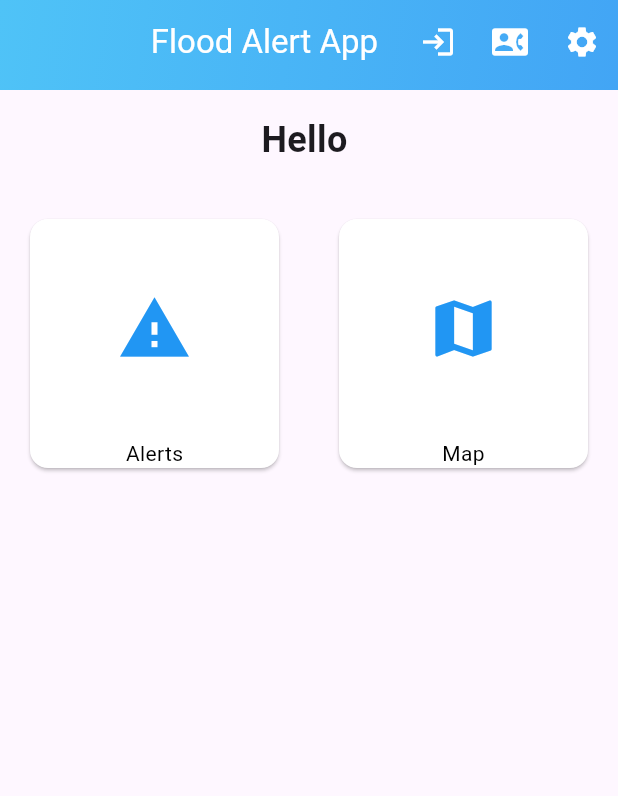
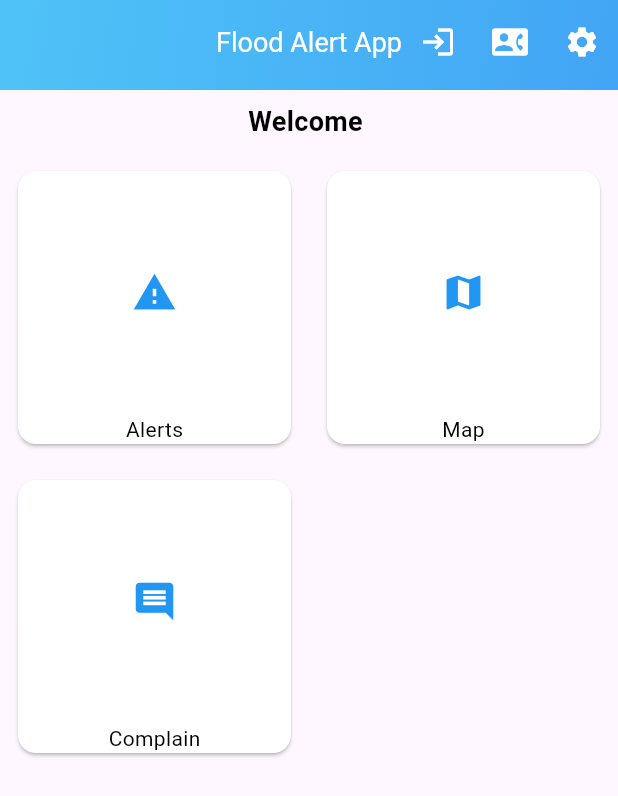
Before and after one commit to Abdeali5253/fyp, a Flutter app: the EmergencyNumScreen screen opened directly, after a tap on the "home" icon, on a phone screen of 412 x 824 dp. Shown: the top 796 px of the screen. Run offline on Flutter 3.47's test engine with Material 3 defaults, Android fonts, the phone set to English and light mode, and no system bars; our stand-ins replace cloud_firestore, firebase_auth, firebase_core, geolocator, google_maps_flutter, google_sign_in and 1 more; accounts and stored records are empty.

Commit message:
made some responsive changes

```diff
--- a/lib/src/utils/constants.dart
+++ b/lib/src/utils/constants.dart
@@ -1,3 +1,7 @@
+import 'package:flutter/material.dart';
+
+import 'responsive.dart';
+
 class AppConstants {
   static const appName = 'Flood Alert App';
 
@@ -6,12 +10,51 @@ class AppConstants {
   static const desktopWidth = 1200;
 
   // Font sizes
-  static const double fontSizeSmall = 12;
-  static const double fontSizeMedium = 16;
-  static const double fontSizeLarge = 20;
+  static const double fontSizeSmall = 18;
+  static const double fontSizeMedium = 22;
+  static const double fontSizeLarge = 26;
 
   // Padding
   static const double paddingSmall = 8;
   static const double paddingMedium = 16;
   static const double paddingLarge = 24;
+
+  // Icon sizes
+  static const double iconSizeSmall = 30;
+  static const double iconSizeMedium = 40;
+  static const double iconSizeLarge = 50;
+
+  // Button dimensions
+  static const double buttonHeightSmall = 40;
+  static const double buttonHeightMedium = 50;
+  static const double buttonHeightLarge = 60;
+
+  // Button corner radius
+  static const double buttonCornerRadiusSmall = 20;
+  static const double buttonCornerRadiusMedium = 25;
+  static const double buttonCornerRadiusLarge = 30;
+
+  // Text Styles
+  static TextStyle titleTextStyle(BuildContext context) {
+    return TextStyle(
+      fontSize: ResponsiveUtil.responsiveFontSize(context),
+      fontWeight: FontWeight.bold,
+      color: Theme.of(context).colorScheme.primary,
+    );
+  }
+
+  static TextStyle subtitleTextStyle(BuildContext context) {
+    return TextStyle(
+      fontSize: ResponsiveUtil.responsiveFontSize(context) - 2,
+      color: Theme.of(context).colorScheme.secondary,
+    );
+  }
+
+  static TextStyle titleStyle(BuildContext context) {
+    return TextStyle(
+      fontSize: ResponsiveUtil.responsiveFontSize(context),
+      fontWeight: FontWeight.bold,
+      color: Colors.black,
+    );
+  }
 }
--- a/lib/src/utils/responsive.dart
+++ b/lib/src/utils/responsive.dart
@@ -54,4 +54,34 @@ class ResponsiveUtil {
       return mobile;
     }
   }
+
+  static double responsiveIconSize(BuildContext context) {
+    if (isDesktop(context)) {
+      return AppConstants.iconSizeLarge;
+    } else if (isTablet(context)) {
+      return AppConstants.iconSizeMedium;
+    } else {
+      return AppConstants.iconSizeSmall;
+    }
+  }
+
+  static double responsiveButtonHeight(BuildContext context) {
+    if (isDesktop(context)) {
+      return AppConstants.buttonHeightLarge;
+    } else if (isTablet(context)) {
+      return AppConstants.buttonHeightMedium;
+    } else {
+      return AppConstants.buttonHeightSmall;
+    }
+  }
+
+  static double responsiveButtonCornerRadius(BuildContext context) {
+    if (isDesktop(context)) {
+      return AppConstants.buttonCornerRadiusLarge;
+    } else if (isTablet(context)) {
+      return AppConstants.buttonCornerRadiusMedium;
+    } else {
+      return AppConstants.buttonCornerRadiusSmall;
+    }
+  }
 }
--- a/lib/src/views/emergency_num_screen.dart
+++ b/lib/src/views/emergency_num_screen.dart
@@ -1,7 +1,8 @@
 import 'package:flutter/material.dart';
 import 'package:fyp/src/services/auth_service.dart';
-import 'package:provider/provider.dart';
 import 'package:url_launcher/url_launcher.dart';
+
+import '../utils/responsive.dart';
 import '../widgets/app_bar.dart';
 
 class EmergencyNumScreen extends StatelessWidget {
@@ -16,7 +17,8 @@ class EmergencyNumScreen extends StatelessWidget {
     }
   }
 
-  Widget _buildEmergencyTile(String title, String number, IconData icon, Color color) {
+  Widget _buildEmergencyTile(String title, String number, IconData icon,
+      Color color, BuildContext context) {
     return Card(
       margin: const EdgeInsets.symmetric(vertical: 8.0, horizontal: 16.0),
       elevation: 4.0,
@@ -28,7 +30,8 @@ class EmergencyNumScreen extends StatelessWidget {
         trailing: Icon(Icons.call, color: Colors.green[700]),
         onTap: () => _makePhoneCall(number),
         shape: RoundedRectangleBorder(
-          borderRadius: BorderRadius.circular(8.0),
+          borderRadius: BorderRadius.circular(
+              ResponsiveUtil.responsiveButtonCornerRadius(context)),
         ),
       ),
     );
@@ -36,15 +39,25 @@ class EmergencyNumScreen extends StatelessWidget {
 
   @override
   Widget build(BuildContext context) {
+    AuthService auth = AuthService();
+    final user = auth.checkUser();
+    final loggedIn = user != null ? true : false;
     return Scaffold(
-      appBar: CustomAppBar(title: 'Emergency Contacts', showHomeIcon: true, isUserLoggedIn: Provider.of<AuthService>(context, listen: false).checkUser() != null,),
+      appBar: CustomAppBar(
+          title: 'Emergency Contacts',
+          showHomeIcon: true,
+          isUserLoggedIn: loggedIn),
       body: ListView(
-        padding: const EdgeInsets.all(8.0),
+        padding: EdgeInsets.all(ResponsiveUtil.responsivePadding(context)),
         children: <Widget>[
-          _buildEmergencyTile('Police', '15', Icons.local_police, Colors.blue),
-          _buildEmergencyTile('Ambulance', '115', Icons.local_hospital, Colors.red),
-          _buildEmergencyTile('Fire', '16', Icons.local_fire_department, Colors.orange),
-          _buildEmergencyTile("Rescue Service", "1122", Icons.local_taxi_rounded, Colors.redAccent)
+          _buildEmergencyTile(
+              'Police', '15', Icons.local_police, Colors.blue, context),
+          _buildEmergencyTile(
+              'Ambulance', '115', Icons.local_hospital, Colors.red, context),
+          _buildEmergencyTile('Fire', '16', Icons.local_fire_department,
+              Colors.orange, context),
+          _buildEmergencyTile("Rescue Service", "1122",
+              Icons.local_taxi_rounded, Colors.redAccent, context)
         ],
       ),
     );
--- a/lib/src/views/home_screen.dart
+++ b/lib/src/views/home_screen.dart
@@ -1,10 +1,11 @@
 import 'package:flutter/material.dart';
 import 'package:fyp/src/services/auth_service.dart';
+import 'package:fyp/src/utils/constants.dart';
+import 'package:provider/provider.dart';
+
+import '../utils/responsive.dart';
+import '../utils/theme_provider.dart';
 import '../widgets/app_bar.dart';
-import '../utils/responsive.dart';
-import 'package:provider/provider.dart';
-import '../utils/theme_provider.dart';
-import 'package:firebase_auth/firebase_auth.dart';
 
 class HomeScreen extends StatelessWidget {
   const HomeScreen({Key? key}) : super(key: key);
@@ -25,20 +26,21 @@ class HomeScreen extends StatelessWidget {
 
     return SafeArea(
       child: Scaffold(
-        appBar: CustomAppBar(
-          title: 'Flood Alert App',
-          isUserLoggedIn: loggedIn
-        ),
+        appBar:
+            CustomAppBar(title: 'Flood Alert App', isUserLoggedIn: loggedIn),
         body: Column(
           children: [
-            Center(
-              child: Padding(
-                padding: const EdgeInsets.all(16.0),
-                child: Text('Hello $greetingName',
-                    style:
-                        TextStyle(fontSize: 24, fontWeight: FontWeight.bold)),
+            if (loggedIn)
+              Center(
+                child: Padding(
+                  padding:
+                      EdgeInsets.all(ResponsiveUtil.responsivePadding(context)),
+                  child: Text(
+                    'Welcome $greetingName',
+                    style: AppConstants.titleStyle(context),
+                  ),
+                ),
               ),
-            ),
             Expanded(
               child: GridView.count(
                 crossAxisCount: crossAxisCount,
@@ -59,6 +61,7 @@ class HomeScreen extends StatelessWidget {
 
 class Choice {
   const Choice({required this.title, required this.icon});
+
   final String title;
   final IconData icon;
 }
@@ -66,6 +69,7 @@ class Choice {
 const List<Choice> choices = <Choice>[
   Choice(title: 'Alerts', icon: Icons.warning),
   Choice(title: 'Map', icon: Icons.map),
+  Choice(title: "Complain", icon: Icons.comment)
 ];
 
 class SelectCard extends StatelessWidget {
@@ -75,7 +79,7 @@ class SelectCard extends StatelessWidget {
   @override
   Widget build(BuildContext context) {
     return Padding(
-      padding: const EdgeInsets.all(16.0),
+      padding: EdgeInsets.all(ResponsiveUtil.responsivePadding(context)),
       child: Card(
         color: Colors.white,
         child: Center(
@@ -83,7 +87,9 @@ class SelectCard extends StatelessWidget {
             crossAxisAlignment: CrossAxisAlignment.center,
             children: <Widget>[
               Expanded(
-                  child: Icon(choice.icon, size: 50.0, color: Colors.blue)),
+                  child: Icon(choice.icon,
+                      size: ResponsiveUtil.responsiveIconSize(context),
+                      color: Colors.blue)),
               Text(choice.title, style: TextStyle(color: Colors.black)),
             ],
           ),
--- a/lib/src/widgets/app_bar.dart
+++ b/lib/src/widgets/app_bar.dart
@@ -1,8 +1,9 @@
 import 'package:flutter/material.dart';
-import 'package:fyp/src/services/auth_service.dart';
 import 'package:fyp/src/views/signup.dart';
+
+import '../utils/responsive.dart';
+import '../views/emergency_num_screen.dart';
 import '../views/home_screen.dart';
-import '../views/emergency_num_screen.dart';
 import '../views/settings.dart';
 
 class CustomAppBar extends StatelessWidget implements PreferredSizeWidget {
@@ -11,27 +12,28 @@ class CustomAppBar extends StatelessWidget implements PreferredSizeWidget {
   final String title;
   final bool showHomeIcon;
   final bool isUserLoggedIn;
-  final AuthService auth = AuthService();
-
 
   CustomAppBar({
     Key? key,
     required this.title,
     this.showHomeIcon = false,
     required this.isUserLoggedIn,
-  }) : preferredSize = const Size.fromHeight(60.0),
+  })  : preferredSize = const Size.fromHeight(60.0),
         super(key: key);
 
   @override
   Widget build(BuildContext context) {
-    final user = auth.checkUser();
     final isDarkMode = Theme.of(context).brightness == Brightness.dark;
     final gradientColors = isDarkMode
         ? [Colors.blueGrey.shade800, Colors.black87]
         : [Colors.lightBlue.shade300, Colors.blue.shade400];
 
     return AppBar(
-      title: Text(title, style: TextStyle(color: isDarkMode ? Colors.white : Colors.white)),
+      title: Text(title,
+          style: TextStyle(
+            color: isDarkMode ? Colors.white : Colors.white,
+            fontSize: ResponsiveUtil.responsiveFontSize(context),
+          )),
       centerTitle: true,
       backgroundColor: Colors.transparent,
       flexibleSpace: Container(
@@ -52,7 +54,7 @@ class CustomAppBar extends StatelessWidget implements PreferredSizeWidget {
               (Route<dynamic> route) => false,
             ),
           ),
-        if(isUserLoggedIn)
+        if (isUserLoggedIn)
           IconButton(
             icon: const Icon(Icons.login, color: Colors.white),
             onPressed: () => Navigator.of(context).pushAndRemoveUntil(
@@ -60,7 +62,9 @@ class CustomAppBar extends StatelessWidget implements PreferredSizeWidget {
               (Route<dynamic> route) => false,
             ),
           ),
-        if (title == 'Settings' || title == 'Flood Alert App' || title == 'Sign Up')
+        if (title == 'Settings' ||
+            title == 'Flood Alert App' ||
+            title == 'Sign Up')
           IconButton(
             icon: const Icon(Icons.contact_phone, color: Colors.white),
             onPressed: () => Navigator.of(context).push(MaterialPageRoute(
@@ -69,11 +73,12 @@ class CustomAppBar extends StatelessWidget implements PreferredSizeWidget {
         if (title == 'Emergency Contacts' || title == 'Flood Alert App')
           IconButton(
             icon: const Icon(Icons.settings, color: Colors.white),
-            onPressed: () => Navigator.of(context).push(
-                MaterialPageRoute(builder: (context) => const SettingsScreen())),
+            onPressed: () => Navigator.of(context).push(MaterialPageRoute(
+                builder: (context) => const SettingsScreen())),
           ),
       ],
-      elevation: 10.0, // Adds shadow for depth
+      elevation: 10.0,
+      // Adds shadow for depth
       shape: RoundedRectangleBorder(
         borderRadius: BorderRadius.vertical(
           bottom: Radius.circular(30), // Rounded bottom edges
```
Also changed, not shown: lib/src/views/login.dart (+14 -7 lines), lib/src/views/settings.dart (+19 -22 lines), lib/src/views/signup.dart (+15 -8 lines), lib/src/widgets/custom.dart (+5 -3 lines). Lines whose indentation alone changed are shown as unchanged.
